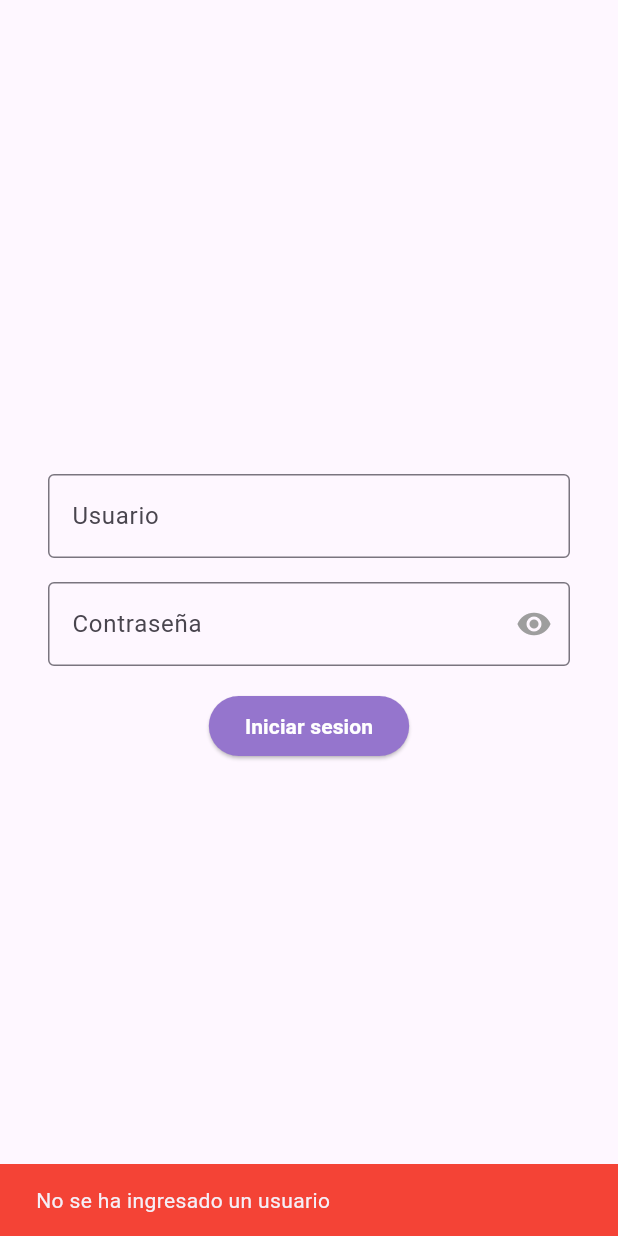
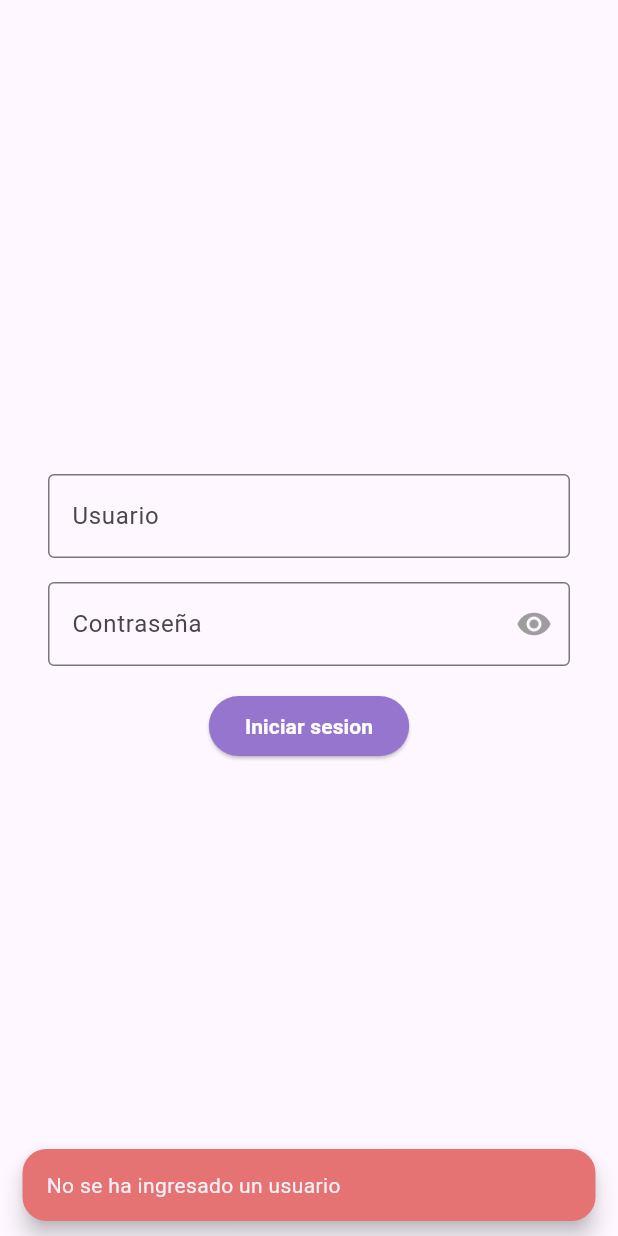
Before and after one commit to Nlohuandus/postapp, a Flutter app: the screen it shows after launch, after a tap on "Iniciar sesion", on a phone screen of 412 x 824 dp. Run offline on Flutter 3.47's test engine with Material 3 defaults, Android fonts, the phone set to English and light mode, and no system bars; our stand-ins replace dio, go_router, shared_preferences; network calls fail; project files that could hold a hidden picture were left out.

Commit message:
* create snackbar class
* manage user not found when search posts
* extract postList widget
* change home list if the search has results
* unfocus keyboard after search or clear search

```diff
--- a/lib/home/repositories/home_repository_impl.dart
+++ b/lib/home/repositories/home_repository_impl.dart
@@ -28,7 +28,7 @@ class HomeRepositoryImpl implements HomeRepository {
     if (user != null) {
       return await getPostByUserId(userId: user.id!);
     } else {
-      return null;
+      throw Exception("No se encontro usuario");
     }
   }
 
--- a/lib/login/provider/login_provider.dart
+++ b/lib/login/provider/login_provider.dart
@@ -31,7 +31,7 @@ class LoginProvider with ChangeNotifier {
 
   String? doAuthentication({required String user, required String password}) {
     setError(null);
-    if (user != "challenge@fudo" || password != "password") {
+    if (user.trim() != "challenge@fudo" || password.trim() != "password") {
       setError("Usuario o contraseña incorrectos");
     }
     if (password.isEmpty) {
--- a/lib/login/screen/login_screen.dart
+++ b/lib/login/screen/login_screen.dart
@@ -2,6 +2,7 @@ import 'package:flutter/material.dart';
 import 'package:flutter/services.dart';
 import 'package:go_router/go_router.dart';
 import 'package:postapp/login/provider/login_provider.dart';
+import 'package:postapp/login/widget/default_snackbar.dart';
 import 'package:provider/provider.dart';
 
 class LoginScreen extends StatefulWidget {
@@ -42,12 +43,7 @@ class _LoginScreenState extends State<LoginScreen> {
       context.pushReplacementNamed("home");
     }
     if (result != null) {
-      ScaffoldMessenger.of(context).showSnackBar(
-        SnackBar(
-          content: Text(loginProvider.error!),
-          backgroundColor: Colors.red,
-        ),
-      );
+      DefaultSnackbar.show(context, loginProvider.error!, Colors.red.shade200);
     }
   }
 
--- /dev/null
+++ b/lib/login/widget/default_snackbar.dart
@@ -0,0 +1,25 @@
+import 'package:flutter/material.dart';
+
+class DefaultSnackbar {
+  const DefaultSnackbar({
+    required this.text,
+    required this.color,
+  });
+
+  final String text;
+  final Color color;
+
+  static show(BuildContext context, String text, Color color) {
+    ScaffoldMessenger.of(context).showSnackBar(
+      SnackBar(
+        duration: const Duration(seconds: 2),
+        content: Text(text),
+        backgroundColor: Colors.red.shade300,
+        behavior: SnackBarBehavior.floating,
+        shape: const RoundedRectangleBorder(
+          borderRadius: BorderRadius.all(Radius.circular(16)),
+        ),
+      ),
+    );
+  }
+}
```
Also changed, not shown: lib/home/provider/home_provider.dart (+18 -2 lines), lib/home/screen/home_screen.dart (+36 -57 lines), lib/home/widgets/post_list.dart (added, +61 -0 lines).
